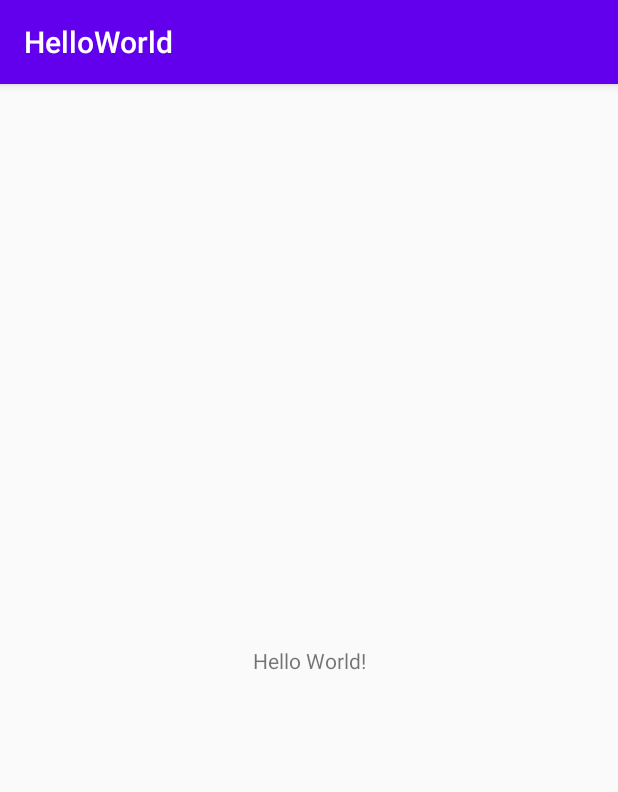
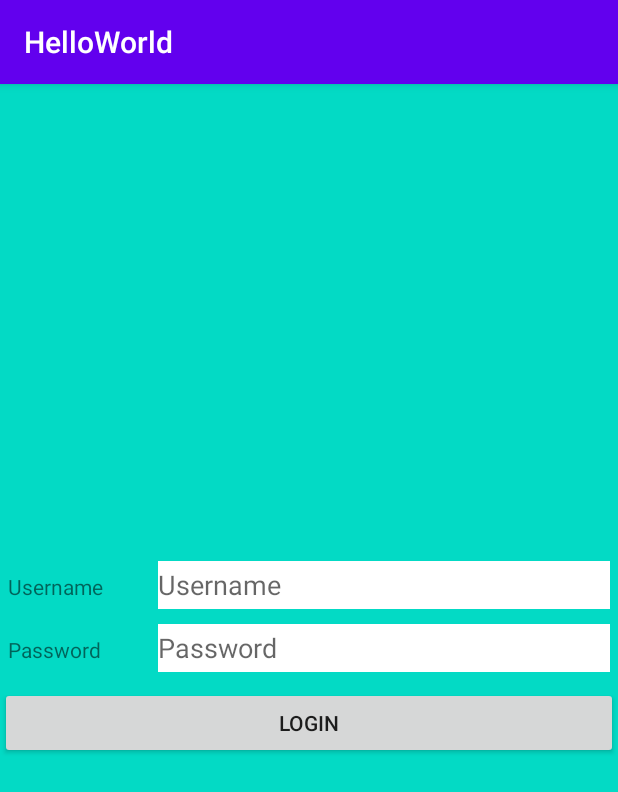
Before and after one commit to HezkielRivaldoSiregar/ProgAndroid, an Android app: the screen it shows after launch (MainActivity), on a phone screen of 412 x 824 dp. Shown: the top 792 px of the screen. Run offline under Robolectric (Android 15) with nearby library versions, the phone set to English and light mode, and no system bars.

Commit message:
+add login feature +add new activity page

```diff
--- a/app/src/main/java/com/example/helloworld/MainActivity.java
+++ b/app/src/main/java/com/example/helloworld/MainActivity.java
@@ -4,16 +4,43 @@ import androidx.appcompat.app.AppCompatActivity;
 
 import android.os.Bundle;
 import android.util.Log;
+import android.view.View;
+import android.widget.Button;
+import android.widget.EditText;
+import android.widget.TextView;
+import android.widget.Toast;
 
 public class MainActivity extends AppCompatActivity {
+    private static final String TAG = MainActivity.class.getSimpleName();
 
-    private static final String TAG = MainActivity.class.getSimpleName();
+    private EditText txtUsername;
+    private EditText txtPassword;
+    private Button btnLogin;
 
     @Override
     protected void onCreate(Bundle savedInstanceState) {
         super.onCreate(savedInstanceState);
         Log.i(TAG, "onCreate: dipanggil");
-        Log.i(TAG, "onCreate: percobaan");
+        Log.i(TAG, "onCreate: perubahan");
+
         setContentView(R.layout.activity_main);
+        txtUsername = findViewById(R.id.txtUsername);
+        txtPassword = findViewById(R.id.txtPassword);
+        btnLogin = findViewById(R.id.btnLogin);
+        btnLogin.setOnClickListener(new View.OnClickListener() {
+            @Override
+            public void onClick(View view) {
+
+                if(txtUsername.getText().toString().equals("admin") && txtPassword.getText().toString().equals("admin")){
+                    onClickberhasil();
+                }else{
+                    Toast.makeText(getApplicationContext(), "Username atau Password Anda tidak benar!", Toast.LENGTH_SHORT).show();
+                }
+            }
+            private void onClickberhasil(){
+                setContentView(R.layout.home);
+            }
+
+        });
     }
 }
--- a/app/src/main/res/layout/activity_main.xml
+++ b/app/src/main/res/layout/activity_main.xml
@@ -1,18 +1,71 @@
 <?xml version="1.0" encoding="utf-8"?>
-<androidx.constraintlayout.widget.ConstraintLayout xmlns:android="http://schemas.android.com/apk/res/android"
-    xmlns:app="http://schemas.android.com/apk/res-auto"
-    xmlns:tools="http://schemas.android.com/tools"
+<LinearLayout xmlns:android="http://schemas.android.com/apk/res/android"
     android:layout_width="match_parent"
     android:layout_height="match_parent"
-    tools:context=".MainActivity">
+    android:orientation="vertical"
+    android:background="@color/colorAccent"
+    android:gravity="center_vertical">
 
-    <TextView
-        android:layout_width="wrap_content"
+
+    <LinearLayout
+        android:layout_width="match_parent"
         android:layout_height="wrap_content"
-        android:text="Hello World!"
-        app:layout_constraintBottom_toBottomOf="parent"
-        app:layout_constraintLeft_toLeftOf="parent"
-        app:layout_constraintRight_toRightOf="parent"
-        app:layout_constraintTop_toTopOf="parent" />
+        android:orientation="horizontal"
+        android:gravity="center_horizontal"
+        android:paddingLeft="5dp"
+        android:paddingRight="5dp"
+        android:layout_marginBottom="10dp">
 
-</androidx.constraintlayout.widget.ConstraintLayout>
+        <TextView
+            android:layout_width="0dp"
+            android:layout_weight="0.25"
+            android:layout_height="32dp"
+            android:gravity="center_vertical"
+            android:text="Username"
+            />
+
+        <EditText
+            android:id="@+id/txtUsername"
+            android:layout_width="0dp"
+            android:layout_weight="0.75"
+            android:layout_height="32dp"
+            android:gravity="center_vertical"
+            android:hint="Username"
+            android:background="@color/White"/>
+    </LinearLayout>
+
+    <LinearLayout
+        android:layout_width="match_parent"
+        android:layout_height="32dp"
+        android:orientation="horizontal"
+        android:gravity="center_horizontal"
+        android:paddingLeft="5dp"
+        android:paddingRight="5dp"
+        android:layout_marginBottom="10dp">
+
+        <TextView
+            android:id="@+id/textView"
+            android:layout_width="0dp"
+            android:layout_weight="0.25"
+            android:layout_height="32dp"
+            android:gravity="center_vertical"
+            android:text="Password" />
+        <EditText
+            android:id="@+id/txtPassword"
+            android:layout_width="0dp"
+            android:layout_weight="0.75"
+            android:layout_height="32dp"
+            android:gravity="center_vertical"
+            android:inputType="textPassword"
+            android:hint="Password"
+            android:background="@color/White"/>
+    </LinearLayout>
+
+    <Button
+        android:id="@+id/btnLogin"
+        android:layout_width="match_parent"
+        android:layout_height="wrap_content"
+        android:paddingLeft="5dp"
+        android:paddingRight="5dp"
+        android:text="Login" />
+</LinearLayout>
--- a/app/src/main/res/values/colors.xml
+++ b/app/src/main/res/values/colors.xml
@@ -3,4 +3,6 @@
     <color name="colorPrimary">#6200EE</color>
     <color name="colorPrimaryDark">#3700B3</color>
     <color name="colorAccent">#03DAC5</color>
+    <color name="White">#FFFFFF</color>
+    <color name="Black">#000000</color>
 </resources>
```
